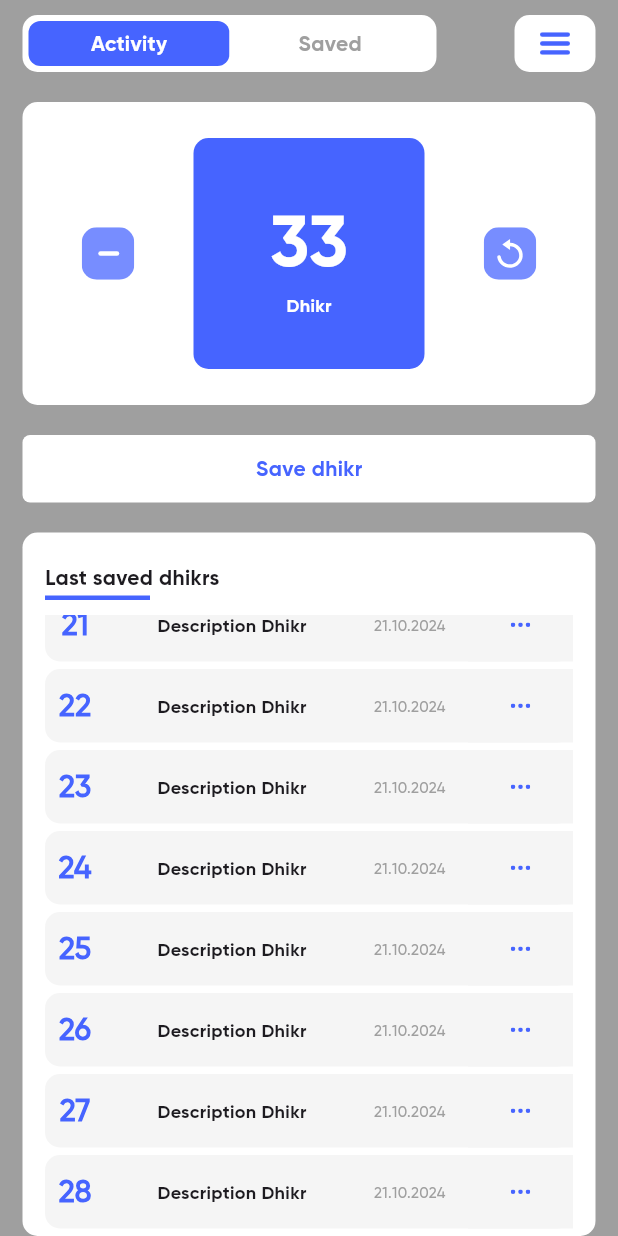
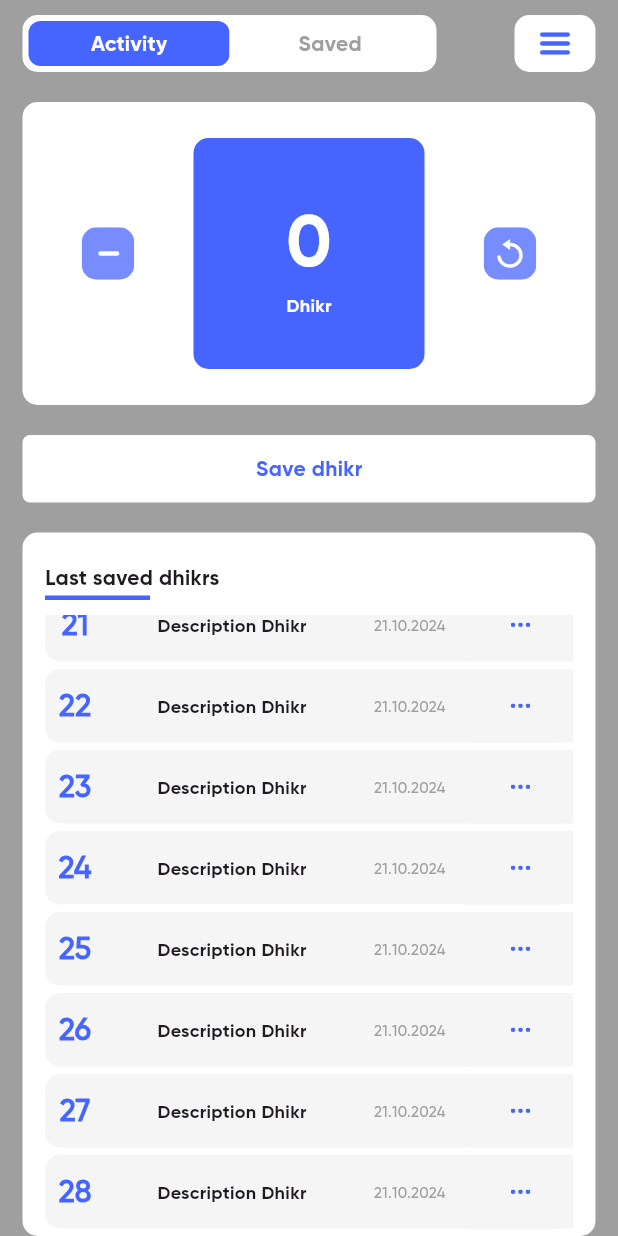
Before and after one commit to siblapin/lessons_new, a Flutter app: the screen it shows after launch, scrolled down 1152 dp, on a phone screen of 412 x 824 dp. Run offline on Flutter 3.47's test engine with Material 3 defaults, Android fonts, the phone set to English and light mode, and no system bars; our stand-ins replace flutter_svg.

Commit message:
ver 0.007

```diff
--- a/lib/screens/home/counter_section.dart
+++ b/lib/screens/home/counter_section.dart
@@ -2,10 +2,41 @@ import 'package:alpha16/constants/constants.dart';
 import 'package:flutter/material.dart';
 import 'package:flutter_svg/flutter_svg.dart';
 
-class CounterSection extends StatelessWidget {
+class CounterSection extends StatefulWidget {
   const CounterSection({
     super.key,
   });
+
+  @override
+  State<CounterSection> createState() => _CounterSectionState();
+}
+
+class _CounterSectionState extends State<CounterSection> {
+  int counter = 0;
+  void add_number() {
+    setState(() {
+      counter++;
+    });
+  }
+
+  void reset_number() {
+    if (counter > 0) {
+      setState(() {
+        counter = 0;
+      });
+    }
+    ;
+  }
+
+  void del_number() {
+    if (counter > 0) {
+      setState(() {
+        counter--;
+      });
+    } else {
+      counter = 0;
+    }
+  }
 
   @override
   Widget build(BuildContext context) {
@@ -13,16 +44,22 @@ class CounterSection extends StatelessWidget {
       child: Row(
         mainAxisAlignment: MainAxisAlignment.spaceEvenly,
         children: [
-          Container(
+          GestureDetector(
+            onTap: () => del_number(),
+            child: Container(
               width: 35,
               height: 35,
               child: SvgPicture.asset('assets/images/Group2.svg'),
             ),
-          Container(
+          ),
+          GestureDetector(
+            onTap: () => add_number(),
+            child: Container(
               child: Column(
                 mainAxisAlignment: MainAxisAlignment.center,
                 children: [
-                Text("33", style: TextStyle(color: Colors.white, fontSize: 48)),
+                  Text("$counter",
+                      style: TextStyle(color: Colors.white, fontSize: 48)),
                   Text("Dhikr",
                       style: TextStyle(color: Colors.white, fontSize: 12))
                 ],
@@ -33,10 +70,14 @@ class CounterSection extends StatelessWidget {
               width: 154,
               height: 154,
             ),
-          Container(
+          ),
+          GestureDetector(
+            onTap: () => reset_number(),
+            child: Container(
               child: SvgPicture.asset('assets/images/Group3.svg'),
               width: 35,
               height: 35,
+            ),
           ),
         ],
       ),
--- a/lib/screens/home/top_section.dart
+++ b/lib/screens/home/top_section.dart
@@ -2,10 +2,24 @@ import 'package:alpha16/constants/constants.dart';
 import 'package:flutter/material.dart';
 import 'package:flutter_svg/flutter_svg.dart';
 
-class TopSection extends StatelessWidget {
+class TopSection extends StatefulWidget {
   const TopSection({
     super.key,
   });
+
+  @override
+  State<TopSection> createState() => _TopSectionState();
+}
+
+class _TopSectionState extends State<TopSection> {
+  bool switchSection = true;
+
+  void switchWiggets(bool toggle) {
+    print(switchSection);
+    if (switchSection != toggle) {
+      setState(() => switchSection = toggle);
+    }
+  }
 
   @override
   Widget build(BuildContext context) {
@@ -21,29 +35,42 @@ class TopSection extends StatelessWidget {
           height: 38,
           child: Row(
             children: [
-              Container(
+//Activity
+              GestureDetector(
+                onTap: () => switchWiggets(true),
+                child: Container(
                   child: Center(
                       child: Text(
                     'Activity',
-                  style: TextStyle(color: Colors.white),
+                    style: switchSection
+                        ? TextStyle(color: Colors.white)
+                        : TextStyle(color: blueCustom),
                   )),
                   decoration: BoxDecoration(
-                    color: blueCustom,
+                      color: switchSection ? blueCustom : Colors.white,
                       borderRadius: BorderRadius.all(Radius.circular(8))),
                   width: 134,
                   height: 30,
                 ),
-              Container(
+              ),
+
+//Saved
+              GestureDetector(
+                onTap: () => switchWiggets(false),
+                child: Container(
                   child: Center(
                       child: Text(
                     'Saved',
-                  style: TextStyle(color: greyCustom),
+                    style: switchSection == false
+                        ? TextStyle(color: Colors.white)
+                        : TextStyle(color: greyCustom),
                   )),
                   decoration: BoxDecoration(
-                    color: Colors.white,
+                      color: switchSection == false ? blueCustom : Colors.white,
                       borderRadius: BorderRadius.all(Radius.circular(8))),
                   width: 134,
                   height: 30,
+                ),
               ),
             ],
           ),
```
Lines whose indentation alone changed are shown as unchanged.
